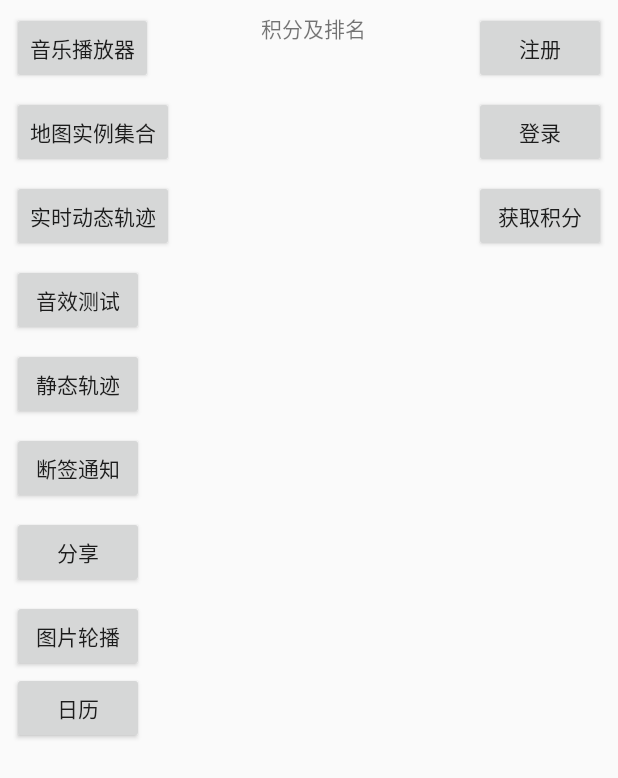
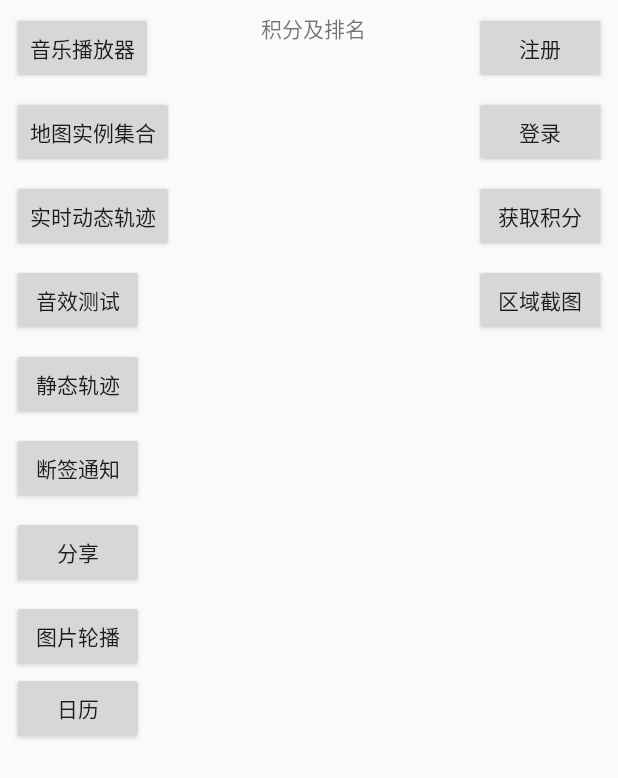
Before and after one commit to Planeswalker23/Sports, an Android app: the screen it shows after launch (MainActivity), on a phone screen of 412 x 824 dp. Shown: the top 778 px of the screen. Run offline under Robolectric (Android 15) with nearby library versions, the phone set to English and light mode, and no system bars; libraries missing offline, so code that uses them is left out: com.baidu.mapapi; 2 statements that could not run were skipped.

Commit message:
Version 1.5

```diff
--- a/app/src/main/AndroidManifest.xml
+++ b/app/src/main/AndroidManifest.xml
@@ -79,11 +79,11 @@
     <uses-permission android:name="android.permission.READ_PHONE_STATE" />
     <!-- 写入扩展存储，向扩展卡写入数据，用于写入离线定位数据 -->
     <uses-permission android:name="android.permission.WRITE_EXTERNAL_STORAGE" />
+    <uses-permission android:name="android.permission.READ_EXTERNAL_STORAGE"/>
+    <!--在sdcard中创建/删除文件的权限 -->
+    <uses-permission android:name="android.permission.MOUNT_UNMOUNT_FILESYSTEMS" />
     <!-- 访问网络，网络定位需要上网 -->
     <uses-permission android:name="android.permission.INTERNET" />
-
-    <uses-permission android:name="android.permission.WRITE_EXTERNAL_STORAGE" />
-    <uses-permission android:name="android.permission.READ_EXTERNAL_STORAGE" />
 
     <!-- 设置震动权限 -->
     <uses-permission android:name="android.permission.VIBRATE" />
--- a/app/src/main/res/layout/activity_main.xml
+++ b/app/src/main/res/layout/activity_main.xml
@@ -4,7 +4,8 @@
     xmlns:app="http://schemas.android.com/apk/res-auto"
     xmlns:tools="http://schemas.android.com/tools"
     android:layout_width="match_parent"
-    android:layout_height="match_parent">
+    android:layout_height="match_parent"
+    android:id="@+id/pingmu">
 
     <Button
         android:id="@+id/music"
@@ -106,5 +107,12 @@
             android:layout_marginTop="8dp" app:layout_constraintLeft_toRightOf="@+id/music"
             android:layout_marginLeft="8dp" app:layout_constraintRight_toLeftOf="@+id/buttonRegist"
             android:layout_marginRight="8dp"/>
+    <Button
+            android:text="区域截图"
+            android:layout_width="wrap_content"
+            android:layout_height="wrap_content"
+            android:id="@+id/buttonPartScreensShots" android:layout_marginTop="8dp"
+            app:layout_constraintTop_toBottomOf="@+id/buttonGetScore" android:layout_marginRight="8dp"
+            app:layout_constraintRight_toRightOf="parent"/>
 
 </android.support.constraint.ConstraintLayout>
```
Also changed, not shown: app/src/main/java/com/nanbei/sports/MainActivity.java (+52 -2 lines), 1 other file.
